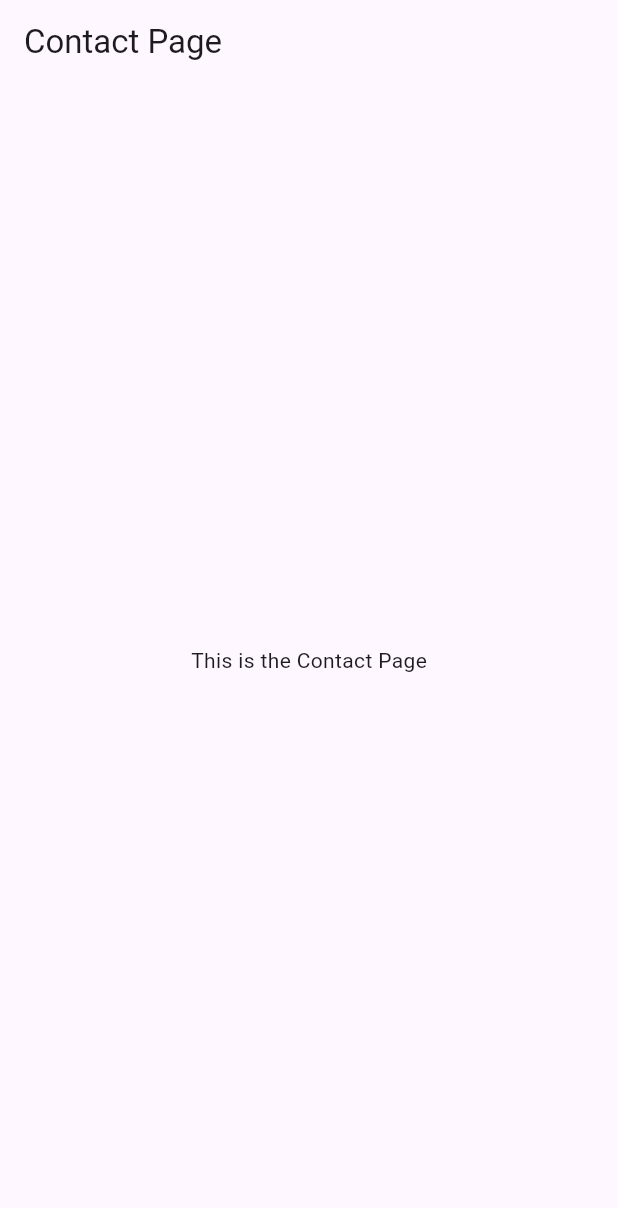
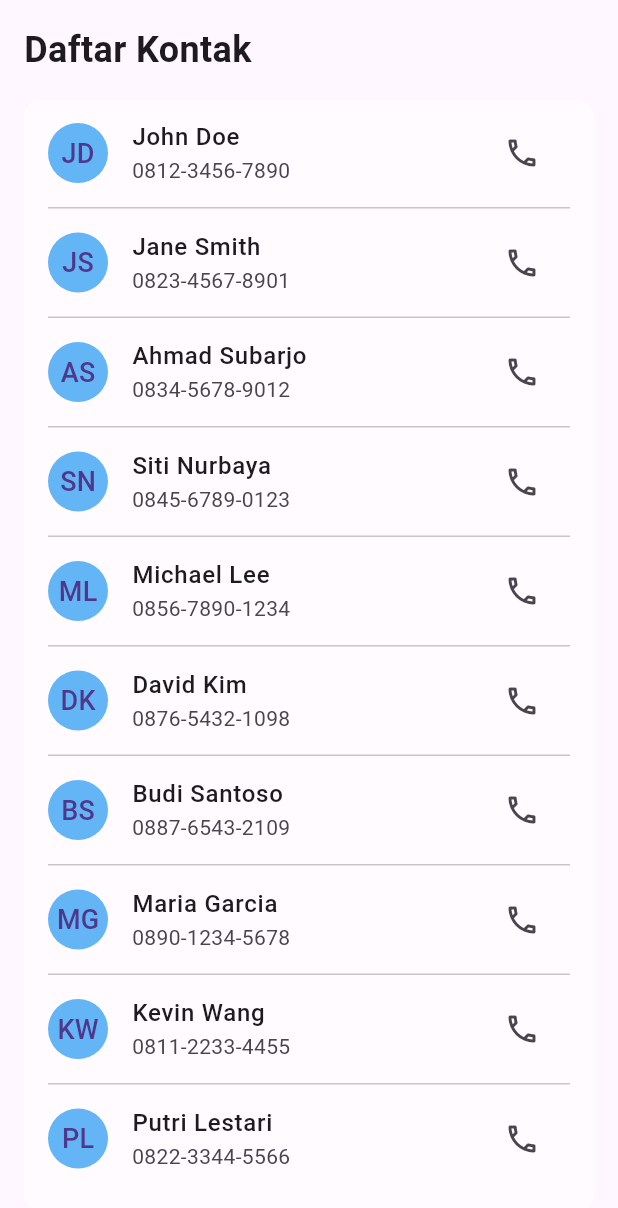
Before and after one commit to Sanikhsan12/uts_app_mobile, a Flutter app: the ContactPage widget shown alone on an empty page, opened directly, on a phone screen of 412 x 824 dp. Shown: the top 1208 px of the screen. Run offline on Flutter 3.47's test engine with Material 3 defaults, Android fonts, the phone set to English and light mode, and no system bars; our stand-ins replace crystal_navigation_bar, flutter_dotenv; network calls fail.

Commit message:
Update Contact Page

```diff
--- a/lib/pages/contact_page.dart
+++ b/lib/pages/contact_page.dart
@@ -1,16 +1,79 @@
 import "package:flutter/material.dart";
 
+// ! model dan widget
+import '../models/contact_model.dart';
+import '../widget/contact_list_item.dart';
+
 class ContactPage extends StatelessWidget {
-  const ContactPage({super.key});
+  ContactPage({super.key});
+
+  final List<ContactModel> contacts = [
+    ContactModel(
+        name: "John Doe", phoneNumber: "0812-3456-7890", initials: "JD"),
+    ContactModel(
+        name: "Jane Smith", phoneNumber: "0823-4567-8901", initials: "JS"),
+    ContactModel(
+        name: "Ahmad Subarjo", phoneNumber: "0834-5678-9012", initials: "AS"),
+    ContactModel(
+        name: "Siti Nurbaya", phoneNumber: "0845-6789-0123", initials: "SN"),
+    ContactModel(
+        name: "Michael Lee", phoneNumber: "0856-7890-1234", initials: "ML"),
+    ContactModel(
+        name: "David Kim", phoneNumber: "0876-5432-1098", initials: "DK"),
+    ContactModel(
+        name: "Budi Santoso", phoneNumber: "0887-6543-2109", initials: "BS"),
+    ContactModel(
+        name: "Maria Garcia", phoneNumber: "0890-1234-5678", initials: "MG"),
+    ContactModel(
+        name: "Kevin Wang", phoneNumber: "0811-2233-4455", initials: "KW"),
+    ContactModel(
+        name: "Putri Lestari", phoneNumber: "0822-3344-5566", initials: "PL"),
+  ];
 
   @override
   Widget build(BuildContext context) {
-    return Scaffold(
-      appBar: AppBar(
-        title: const Text("Contact Page"),
-      ),
-      body: const Center(
-        child: Text("This is the Contact Page"),
+    return SafeArea(
+      child: Padding(
+        padding: const EdgeInsets.all(16.0),
+        child: Column(
+          crossAxisAlignment: CrossAxisAlignment.start,
+          children: [
+            // ! Judul Halaman
+            const Text(
+              "Daftar Kontak",
+              style: TextStyle(fontSize: 24, fontWeight: FontWeight.bold),
+            ),
+            const SizedBox(height: 16.0),
+
+            // ! List Kontak
+            Expanded(
+              child: Container(
+                // ! Style Container List
+                decoration: BoxDecoration(
+                  color: Colors.white.withOpacity(0.5),
+                  borderRadius: BorderRadius.circular(12.0),
+                ),
+                // ! List Kontak builder
+                child: ClipRRect(
+                  borderRadius: BorderRadius.circular(12.0),
+                  child: ListView.separated(
+                      itemCount: contacts.length,
+                      itemBuilder: (context, index) {
+                        return ContactListItem(contact: contacts[index]);
+                      },
+                      separatorBuilder: (context, index) {
+                        return const Divider(
+                          height: 1,
+                          thickness: 1,
+                          indent: 16,
+                          endIndent: 16,
+                        );
+                      }),
+                ),
+              ),
+            ),
+          ],
+        ),
       ),
     );
   }
```
